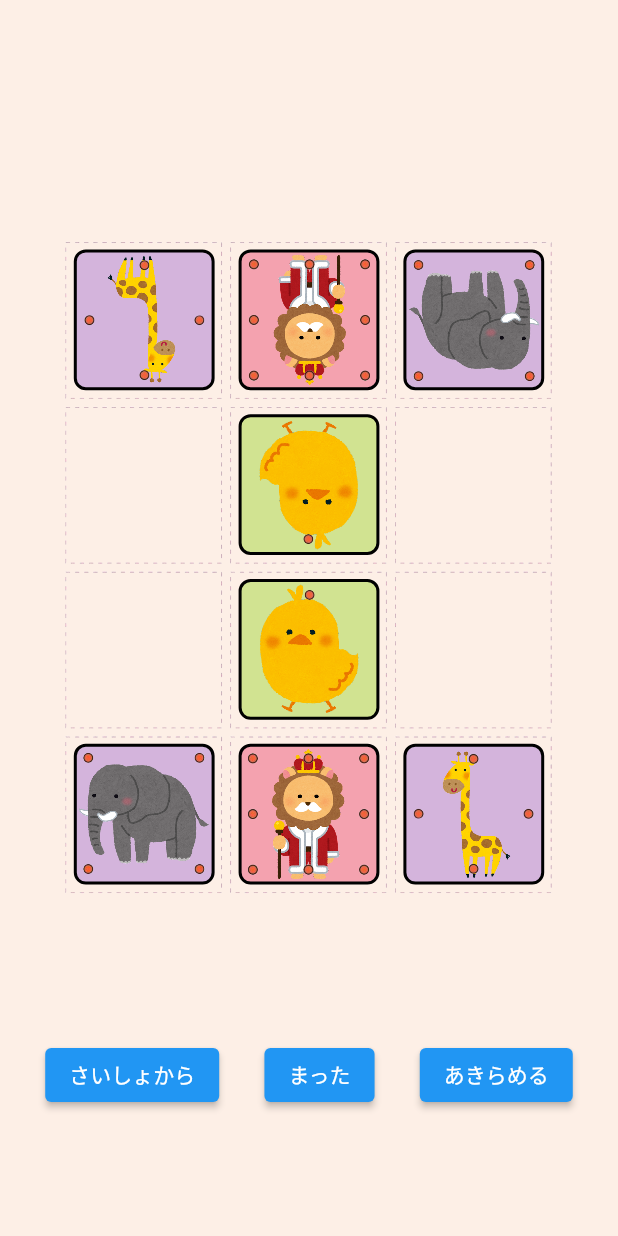
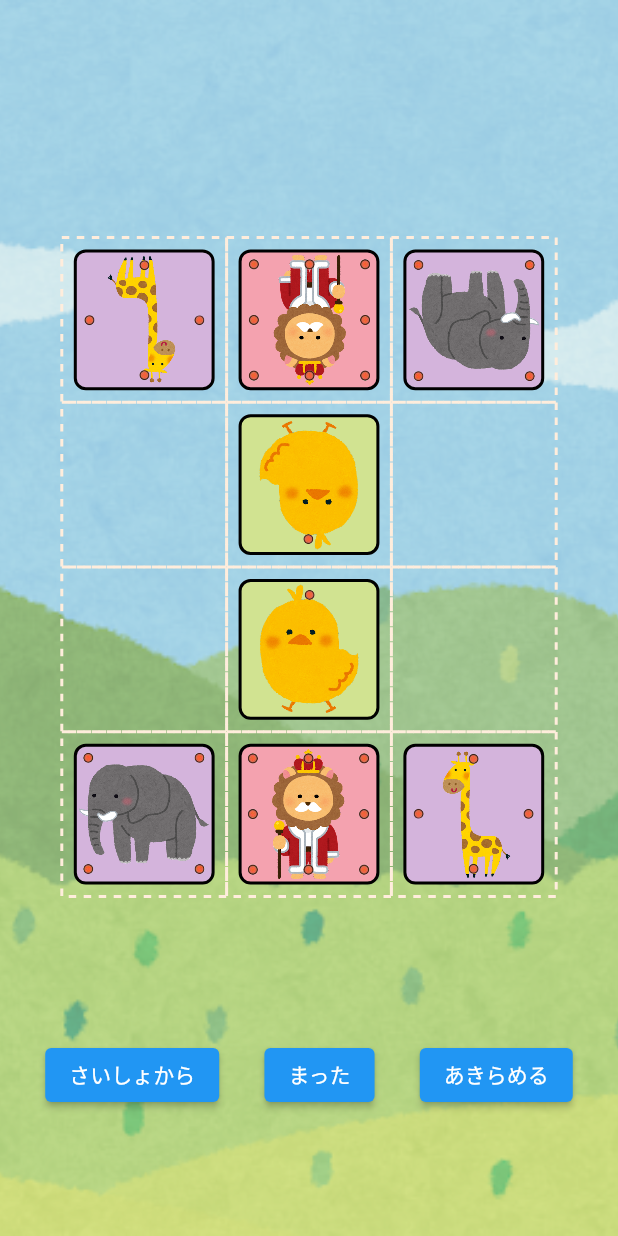
Before and after one commit to YukiMaitani/AnimalShogi, a Flutter app: the screen it shows after launch, on a phone screen of 412 x 824 dp. Run offline on Flutter 3.47's test engine with Material 2 defaults, Android fonts, the phone set to English and light mode, and no system bars; drawn by our look-alikes of dotted_border; our stand-ins replace freezed_annotation, hooks_riverpod, logger.

Commit message:
マスと背景を綺麗に表示

```diff
--- a/lib/gen/assets.gen.dart
+++ b/lib/gen/assets.gen.dart
@@ -18,8 +18,12 @@ class $AssetImagesGen {
   AssetGenImage get squareGridLine =>
       const AssetGenImage('asset/images/square_grid_line.png');
 
+  /// File path: asset/images/yama_fukei.png
+  AssetGenImage get yamaFukei =>
+      const AssetGenImage('asset/images/yama_fukei.png');
+
   /// List of all assets
-  List<AssetGenImage> get values => [squareGridLine];
+  List<AssetGenImage> get values => [squareGridLine, yamaFukei];
 }
 
 class $AssetImagesPieceGen {
--- a/lib/pages/game_page.dart
+++ b/lib/pages/game_page.dart
@@ -1,3 +1,4 @@
+import 'package:dotted_border/dotted_border.dart';
 import 'package:flutter/cupertino.dart';
 import 'package:flutter/material.dart';
 import 'package:hooks_riverpod/hooks_riverpod.dart';
@@ -58,7 +59,17 @@ class GamePage extends HookConsumerWidget {
     return HookConsumer(builder: (context, ref, child) {
       final isGameOver =
           ref.watch(gameProvider.select((value) => value.isGameOver));
-      return Column(
+      return Stack(
+        children: [
+          ColorFiltered(
+            colorFilter: ColorFilter.mode(
+                boardBodyColor.withOpacity(0.4), BlendMode.srcOver),
+            child: Assets.images.yamaFukei.image(
+                width: MediaQuery.of(context).size.width,
+                height: MediaQuery.of(context).size.height,
+                fit: BoxFit.cover),
+          ),
+          Column(
             mainAxisAlignment: MainAxisAlignment.center,
             children: [
               Padding(
@@ -77,6 +88,8 @@ class GamePage extends HookConsumerWidget {
               ]),
               const SizedBox(height: 20),
               if (isGameOver) _buildUndoRedoButtonsRow(),
+            ],
+          ),
         ],
       );
     });
@@ -122,12 +135,14 @@ class GamePage extends HookConsumerWidget {
               height: squareLength,
               child: Stack(
                 children: [
-                  Center(
-                    child: Assets.images.squareGridLine.image(
+                  DottedBorder(
+                      color: boardFrameBorderColor,
+                      strokeWidth: 2,
+                      dashPattern: const [5, 5],
+                      child: SizedBox(
                         width: squareLength,
                         height: squareLength,
-                    ),
-                  ),
+                      )),
                   if (square.piece != null) _buildPiece(square.piece!),
                   if (square.isPlaceable)
                     Center(
--- a/pubspec.yaml
+++ b/pubspec.yaml
@@ -39,6 +39,7 @@ dependencies:
   freezed_annotation: 2.2.0
   flutter_hooks: 0.18.6
   logger: 1.3.0
+  dotted_border: 2.0.0+3
 
 dev_dependencies:
   flutter_test:
```
Also changed, not shown: asset/images/yama_fukei.png (added), pubspec.lock. Lines whose indentation alone changed are shown as unchanged.
